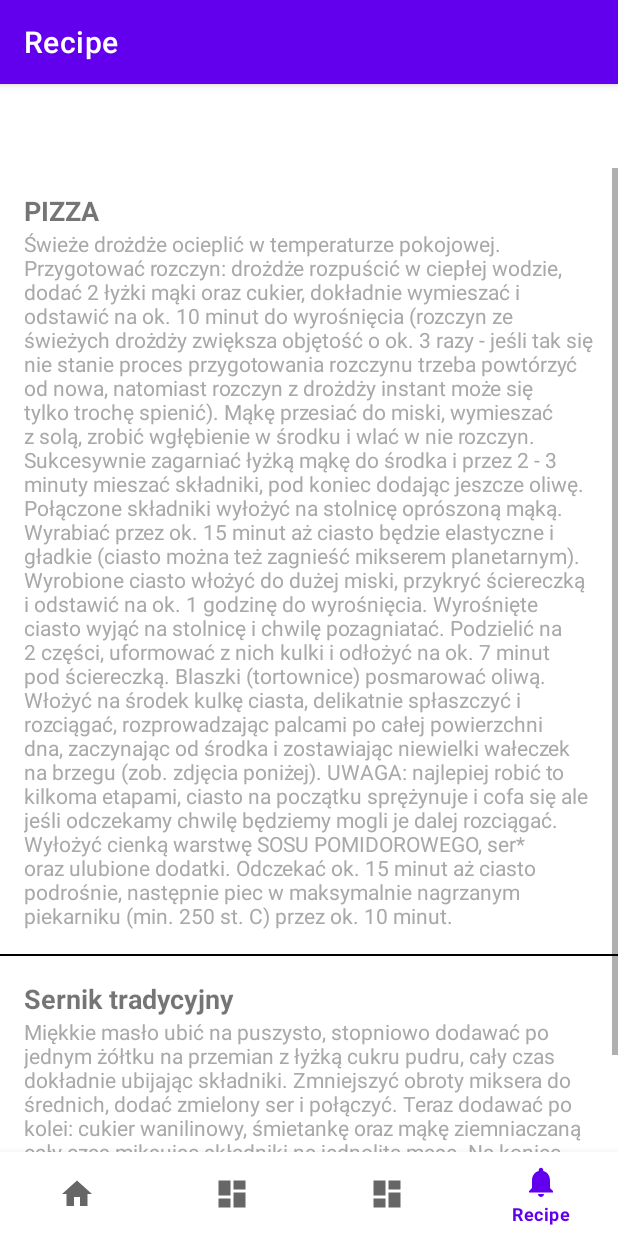
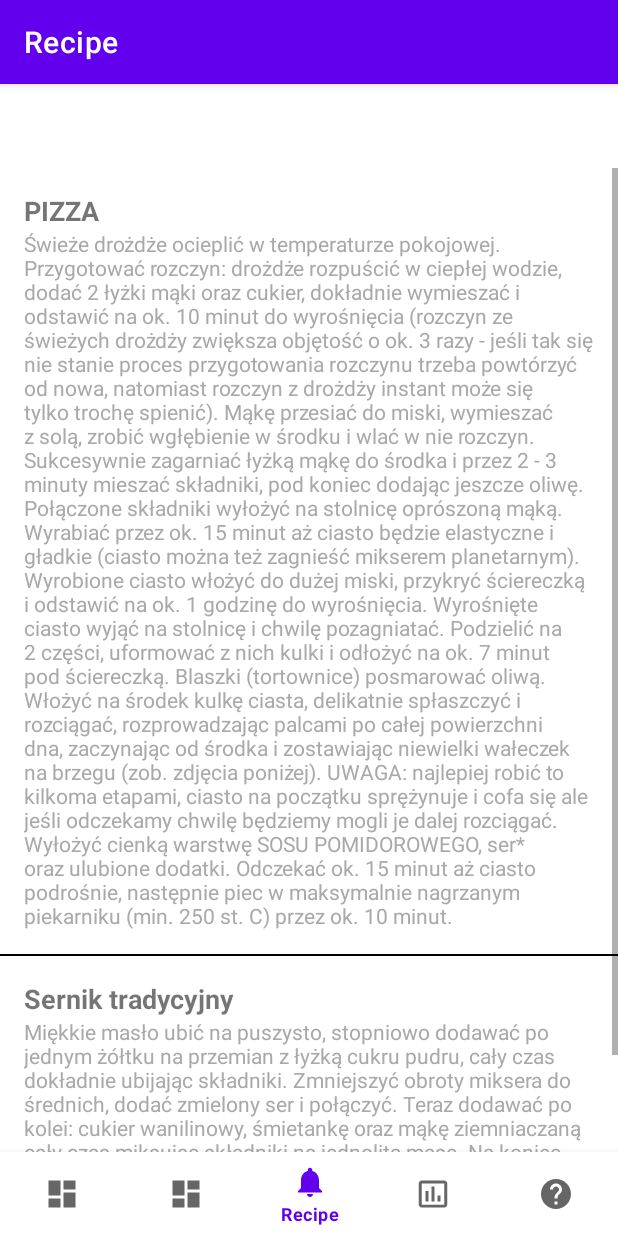
Before and after one commit to s20491/PAMO, an Android app: the RecipeFragment screen opened through its navigation route, on a phone screen of 412 x 824 dp. Run offline under Robolectric (Android 15) with nearby library versions, the phone set to English and light mode, and no system bars; our stand-ins replace navigation-ui.

Commit message:
Added quiz and chart

```diff
--- a/app/build.gradle
+++ b/app/build.gradle
@@ -50,4 +50,5 @@ dependencies {
     testImplementation 'junit:junit:4.13.2'
     androidTestImplementation 'androidx.test.ext:junit:1.1.5'
     androidTestImplementation 'androidx.test.espresso:espresso-core:3.5.1'
+    implementation 'com.github.PhilJay:MPAndroidChart:v3.1.0'
 }
--- /dev/null
+++ b/app/src/main/res/drawable/chart_image.xml
@@ -0,0 +1,5 @@
+<vector android:height="24dp"
+    android:viewportHeight="24" android:viewportWidth="24"
+    android:width="24dp" xmlns:android="http://schemas.android.com/apk/res/android">
+    <path android:fillColor="#FF000000" android:pathData="M9,17L7,17v-7h2v7zM13,17h-2L11,7h2v10zM17,17h-2v-4h2v4zM19.5,19.1h-15L4.5,5h15v14.1zM19.5,3h-15c-1.1,0 -2,0.9 -2,2v14c0,1.1 0.9,2 2,2h15c1.1,0 2,-0.9 2,-2L21.5,5c0,-1.1 -0.9,-2 -2,-2z"/>
+</vector>
--- a/app/src/main/res/drawable/ic_dashboard_black_24dp.xml
+++ b/app/src/main/res/drawable/ic_dashboard_black_24dp.xml
@@ -4,6 +4,6 @@
     android:viewportWidth="24.0"
     android:viewportHeight="24.0">
     <path
-        android:fillColor="#FF000000"
+        android:fillColor="@android:color/black"
         android:pathData="M3,13h8L11,3L3,3v10zM3,21h8v-6L3,15v6zM13,21h8L21,11h-8v10zM13,3v6h8L21,3h-8z" />
 </vector>
--- a/app/src/main/res/drawable/ic_home_black_24dp.xml
+++ b/app/src/main/res/drawable/ic_home_black_24dp.xml
@@ -4,6 +4,6 @@
     android:viewportWidth="24.0"
     android:viewportHeight="24.0">
     <path
-        android:fillColor="#FF000000"
+        android:fillColor="@android:color/black"
         android:pathData="M10,20v-6h4v6h5v-8h3L12,3 2,12h3v8z" />
 </vector>
--- a/app/src/main/res/drawable/ic_notifications_black_24dp.xml
+++ b/app/src/main/res/drawable/ic_notifications_black_24dp.xml
@@ -4,6 +4,6 @@
     android:viewportWidth="24.0"
     android:viewportHeight="24.0">
     <path
-        android:fillColor="#FF000000"
+        android:fillColor="@android:color/black"
         android:pathData="M12,22c1.1,0 2,-0.9 2,-2h-4c0,1.1 0.89,2 2,2zM18,16v-5c0,-3.07 -1.64,-5.64 -4.5,-6.32L13.5,4c0,-0.83 -0.67,-1.5 -1.5,-1.5s-1.5,0.67 -1.5,1.5v0.68C7.63,5.36 6,7.92 6,11v5l-2,2v1h16v-1l-2,-2z" />
 </vector>
--- /dev/null
+++ b/app/src/main/res/drawable/quiz_image.xml
@@ -0,0 +1,5 @@
+<vector android:autoMirrored="true" android:height="24dp"
+    android:viewportHeight="24"
+    android:viewportWidth="24" android:width="24dp" xmlns:android="http://schemas.android.com/apk/res/android">
+    <path android:fillColor="@android:color/black" android:pathData="M12,2C6.48,2 2,6.48 2,12s4.48,10 10,10 10,-4.48 10,-10S17.52,2 12,2zM13,19h-2v-2h2v2zM15.07,11.25l-0.9,0.92C13.45,12.9 13,13.5 13,15h-2v-0.5c0,-1.1 0.45,-2.1 1.17,-2.83l1.24,-1.26c0.37,-0.36 0.59,-0.86 0.59,-1.41 0,-1.1 -0.9,-2 -2,-2s-2,0.9 -2,2L8,9c0,-2.21 1.79,-4 4,-4s4,1.79 4,4c0,0.88 -0.36,1.68 -0.93,2.25z"/>
+</vector>
--- a/app/src/main/res/menu/bottom_nav_menu.xml
+++ b/app/src/main/res/menu/bottom_nav_menu.xml
@@ -1,10 +1,5 @@
 <?xml version="1.0" encoding="utf-8"?>
 <menu xmlns:android="http://schemas.android.com/apk/res/android">
-
-    <item
-        android:id="@+id/navigation_home"
-        android:icon="@drawable/ic_home_black_24dp"
-        android:title="@string/title_home" />
 
     <item
         android:id="@+id/navigation_BMI"
@@ -21,4 +16,13 @@
         android:icon="@drawable/ic_notifications_black_24dp"
         android:title="@string/title_recipe" />
 
+    <item
+        android:id="@+id/nav_chart"
+        android:icon="@drawable/chart_image"
+        android:title="@string/title_chart" />
+    <item
+        android:id="@+id/nav_quiz"
+        android:icon="@drawable/quiz_image"
+        android:title="@string/title_quiz" />
+
 </menu>
--- a/app/src/main/res/navigation/mobile_navigation.xml
+++ b/app/src/main/res/navigation/mobile_navigation.xml
@@ -27,4 +27,14 @@
         android:name="com.example.myapplication.ui.recipe.RecipeFragment"
         android:label="@string/title_recipe"
         tools:layout="@layout/fragment_recipe" />
+    <fragment
+        android:id="@+id/nav_quiz"
+        android:name="com.example.myapplication.ui.quiz.QuizFragment"
+        android:label="@string/title_quiz"
+        tools:layout="@layout/fragment_quiz" />
+    <fragment
+        android:id="@+id/nav_chart"
+        android:name="com.example.myapplication.ui.chart.ChartFragment"
+        android:label="@string/title_chart"
+        tools:layout="@layout/fragment_chart" />
 </navigation>
--- a/settings.gradle
+++ b/settings.gradle
@@ -10,6 +10,7 @@ dependencyResolutionManagement {
     repositories {
         google()
         mavenCentral()
+        maven { url 'https://jitpack.io' }
     }
 }
 rootProject.name = "My Application"
```
Also changed, not shown: app/src/main/java/com/example/myapplication/ui/chart/ChartFragment.java (added, +68 -0 lines), app/src/main/java/com/example/myapplication/ui/chart/ChartViewModel.java (added, +7 -0 lines), app/src/main/java/com/example/myapplication/ui/quiz/QuizFragment.java (added, +112 -0 lines), app/src/main/java/com/example/myapplication/ui/quiz/QuizViewModel.java (added, +29 -0 lines), app/src/main/res/layout/fragment_chart.xml (added, +13 -0 lines), app/src/main/res/layout/fragment_quiz.xml (added, +56 -0 lines), app/src/main/res/values/strings.xml (+19 -0 lines).
